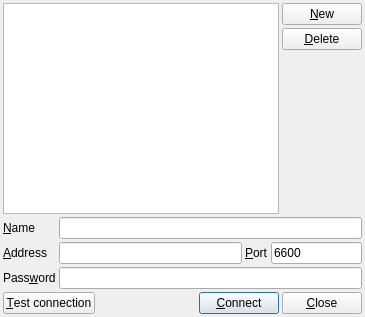
Before: the Qt Designer form src/TinyConnectionDialog.ui in soramimi/SkyMPC, drawn with Qt 5.
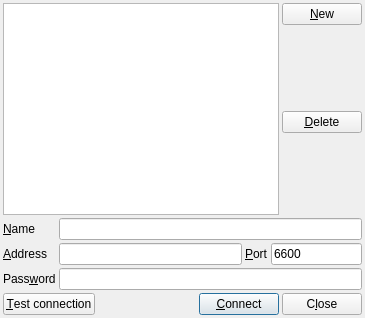
After: the same form once the commit is applied.

Commit message: improved tiny mode

```diff
--- a/src/TinyConnectionDialog.ui
+++ b/src/TinyConnectionDialog.ui
@@ -7,7 +7,7 @@
     <x>0</x>
     <y>0</y>
     <width>365</width>
-    <height>317</height>
+    <height>318</height>
    </rect>
   </property>
   <property name="sizePolicy">
@@ -38,23 +38,7 @@
    <item>
     <layout class="QHBoxLayout" name="horizontalLayout_2">
      <item>
-      <widget class="QTableWidget" name="tableWidget">
-       <property name="editTriggers">
-        <set>QAbstractItemView::NoEditTriggers</set>
-       </property>
-       <property name="selectionMode">
-        <enum>QAbstractItemView::SingleSelection</enum>
-       </property>
-       <property name="selectionBehavior">
-        <enum>QAbstractItemView::SelectRows</enum>
-       </property>
-       <attribute name="horizontalHeaderStretchLastSection">
-        <bool>true</bool>
-       </attribute>
-       <attribute name="verticalHeaderVisible">
-        <bool>false</bool>
-       </attribute>
-      </widget>
+      <widget class="QTableWidget" name="tableWidget"/>
      </item>
      <item>
       <layout class="QVBoxLayout" name="verticalLayout">
@@ -68,6 +52,19 @@
          </property>
         </widget>
        </item>
+       <item>
+        <spacer name="verticalSpacer_2">
+         <property name="orientation">
+          <enum>Qt::Vertical</enum>
+         </property>
+         <property name="sizeHint" stdset="0">
+          <size>
+           <width>20</width>
+           <height>40</height>
+          </size>
+         </property>
+        </spacer>
+       </item>
        <item>
         <widget class="QPushButton" name="pushButton_delete">
          <property name="text">
@@ -206,7 +203,7 @@
      <item>
       <widget class="QPushButton" name="pushButton_save_and_close">
        <property name="text">
-        <string>&amp;Close</string>
+        <string>C&amp;lose</string>
        </property>
       </widget>
      </item>
```
Left out of the diff: 6 changed lines with no effect on the pictures. The commit also changes 17 other files.
